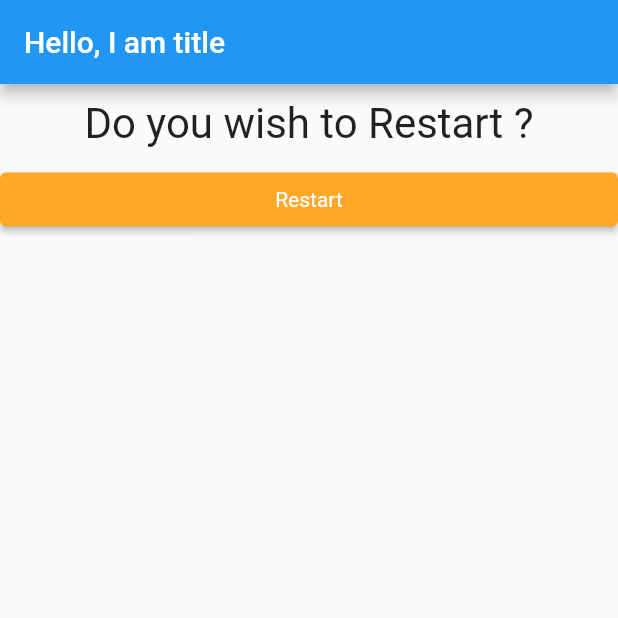
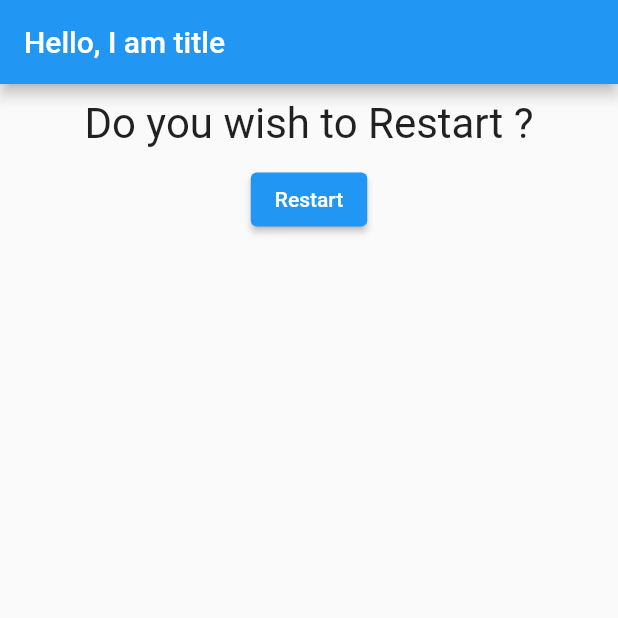
Before and after one commit to CristiPV/bookish-train, a Flutter app: the screen it shows after launch, after a tap on "< 18", after a tap on "Garry", on a phone screen of 412 x 824 dp, the top half of it. Run offline on Flutter 3.47's test engine with Material 2 defaults, Android fonts, the phone set to English and light mode, and no system bars.

```diff
--- a/flutter_guide/lib/main.dart
+++ b/flutter_guide/lib/main.dart
@@ -1,7 +1,7 @@
 import 'package:flutter/material.dart';
 
-import './question.dart';
-import './answer.dart';
+import './quiz.dart';
+import './restart.dart';
 
 // void main() {
 //   runApp(MyApp());
@@ -43,23 +43,9 @@ class _MyAppState extends State<MyApp> {
           title: Text("Hello, I am title"),
         ),
         body: _questionIndex < questions.length
-            ? Column(
-                children: [
-                  Question(questions[_questionIndex]["questionText"] as String),
-                  ...(questions[_questionIndex]["answers"] as List)
-                      .map((answer) {
-                    return Answer(answer.toString(), _answerQuestion);
-                  }).toList(),
-                ],
-              )
-            : Column(
-                children: [
-                  Question("Do you wish to Restart ?"),
-                  Answer("Restart", () {
-                    setState(() => _questionIndex = 0);
-                  }),
-                ],
-              ),
+            ? Quiz(questions[_questionIndex]["questionText"] as String,
+                questions[_questionIndex]["answers"] as List, _answerQuestion)
+            : Restart(() => setState(() => _questionIndex = 0)),
       ),
     );
   }
--- /dev/null
+++ b/flutter_guide/lib/quiz.dart
@@ -0,0 +1,24 @@
+import 'package:flutter/material.dart';
+
+import './question.dart';
+import './answer.dart';
+
+class Quiz extends StatelessWidget {
+  final String question;
+  final List answers;
+  final VoidCallback answerCallback;
+
+  Quiz(this.question, this.answers, this.answerCallback);
+
+  @override
+  Widget build(BuildContext context) {
+    return Column(
+      children: [
+        Question(question),
+        ...answers.map((answer) {
+          return Answer(answer.toString(), answerCallback);
+        }).toList(),
+      ],
+    );
+  }
+}
--- /dev/null
+++ b/flutter_guide/lib/restart.dart
@@ -0,0 +1,19 @@
+import 'package:flutter/material.dart';
+
+import './question.dart';
+
+class Restart extends StatelessWidget {
+  final VoidCallback restartCallback;
+
+  Restart(this.restartCallback);
+
+  @override
+  Widget build(BuildContext context) {
+    return Column(
+      children: [
+        Question("Do you wish to Restart ?"),
+        ElevatedButton(onPressed: restartCallback, child: Text("Restart")),
+      ],
+    );
+  }
+}
```
